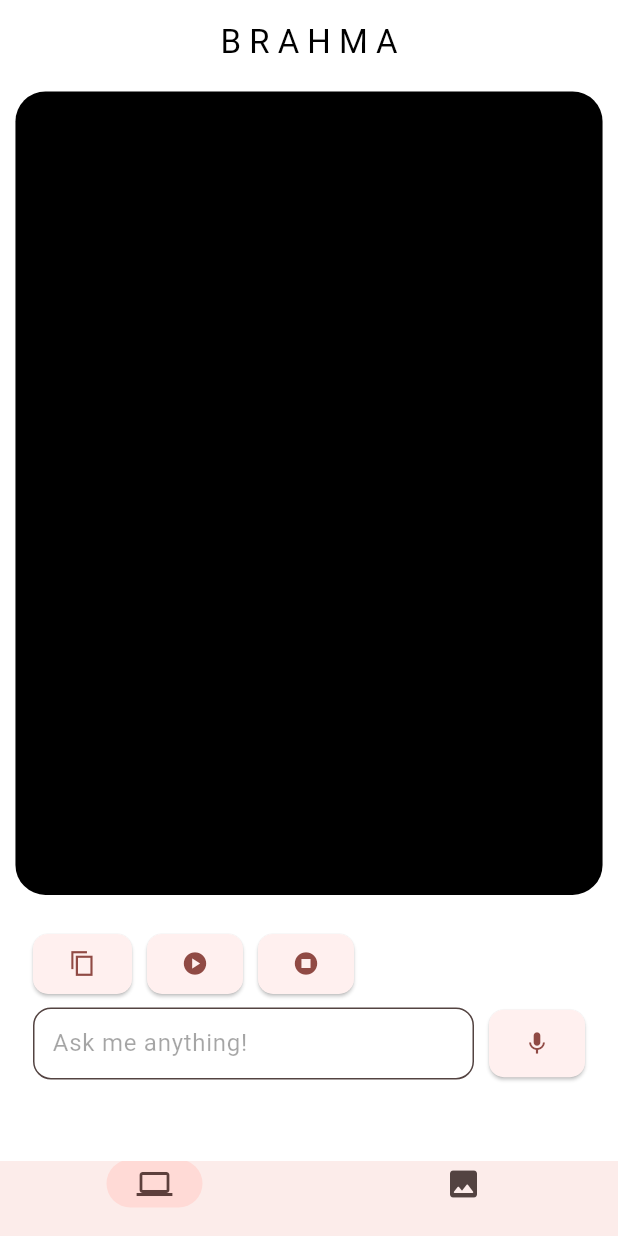
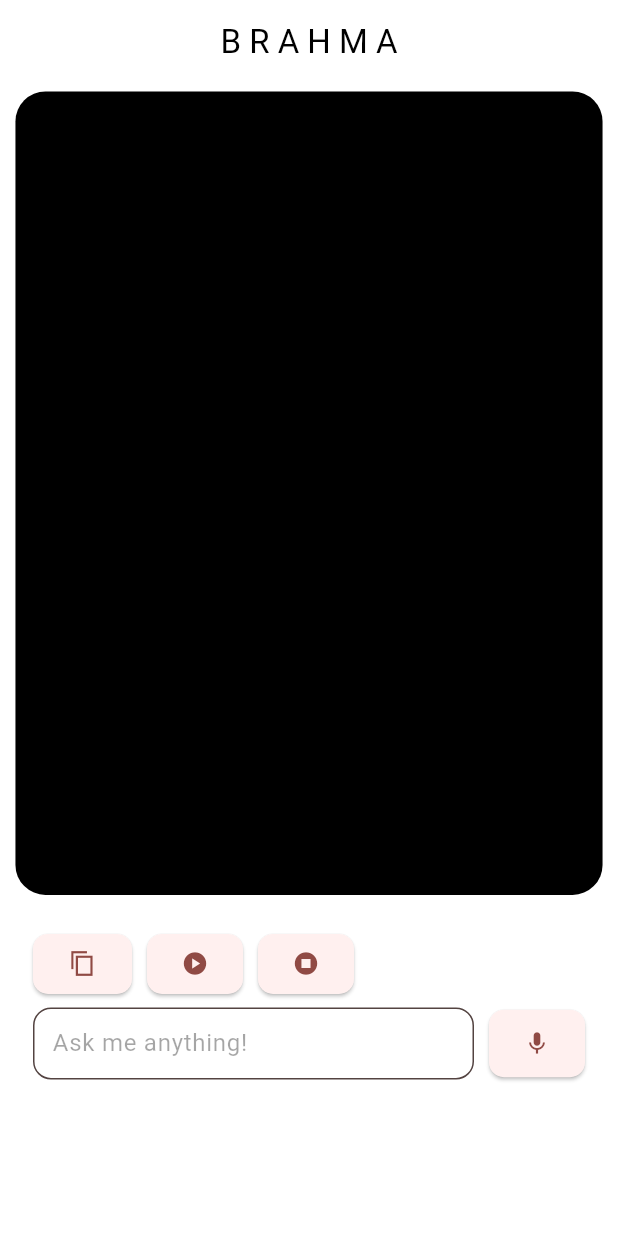
Before and after one commit to Utkarsh4517/Brahma-ChatGPT-Dall-E-Flutter, a Flutter app: the screen it shows after launch, on a phone screen of 412 x 824 dp. Run offline on Flutter 3.47's test engine with Material 2 defaults, Android fonts, the phone set to English and light mode, and no system bars; drawn by our look-alikes of avatar_glow, dynamic_color; our stand-ins replace flutter_riverpod, flutter_tts, speech_to_text; missing offline and left inert: chat_gpt_sdk.

Commit message:
removing nav bar and switching to elevated buttons to switch between pages

```diff
--- a/lib/main.dart
+++ b/lib/main.dart
@@ -42,7 +42,7 @@ class MyApp extends StatelessWidget {
           colorScheme: lightColorScheme,
         ),
         debugShowCheckedModeBanner: false,
-        home: const NavBar(),
+        home: const ChatScreen(),
       );
     });
   }
--- a/lib/widgets/text_and_voice_field.dart
+++ b/lib/widgets/text_and_voice_field.dart
@@ -1,5 +1,6 @@
 import 'package:brahma/models/chat_model.dart';
 import 'package:brahma/provider/chats_provider.dart';
+import 'package:brahma/screens/chat_screen.dart';
 import 'package:brahma/services/ai_handler.dart';
 import 'package:brahma/services/voice_handler.dart';
 import 'package:brahma/widgets/toggle_button.dart';
```
